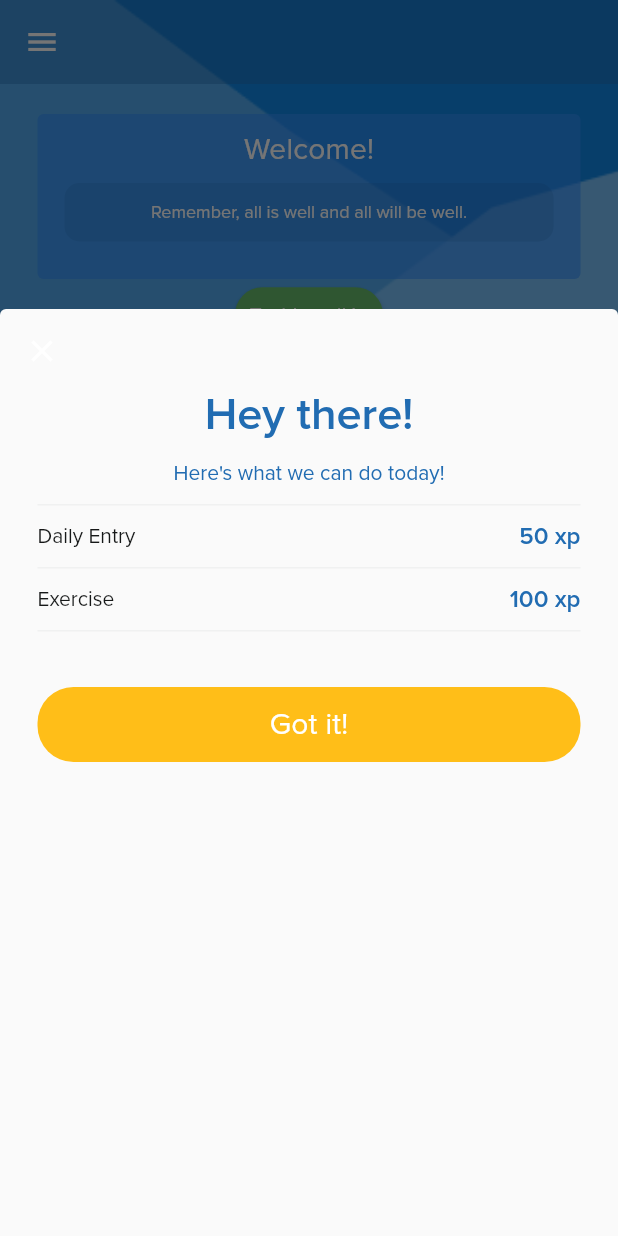
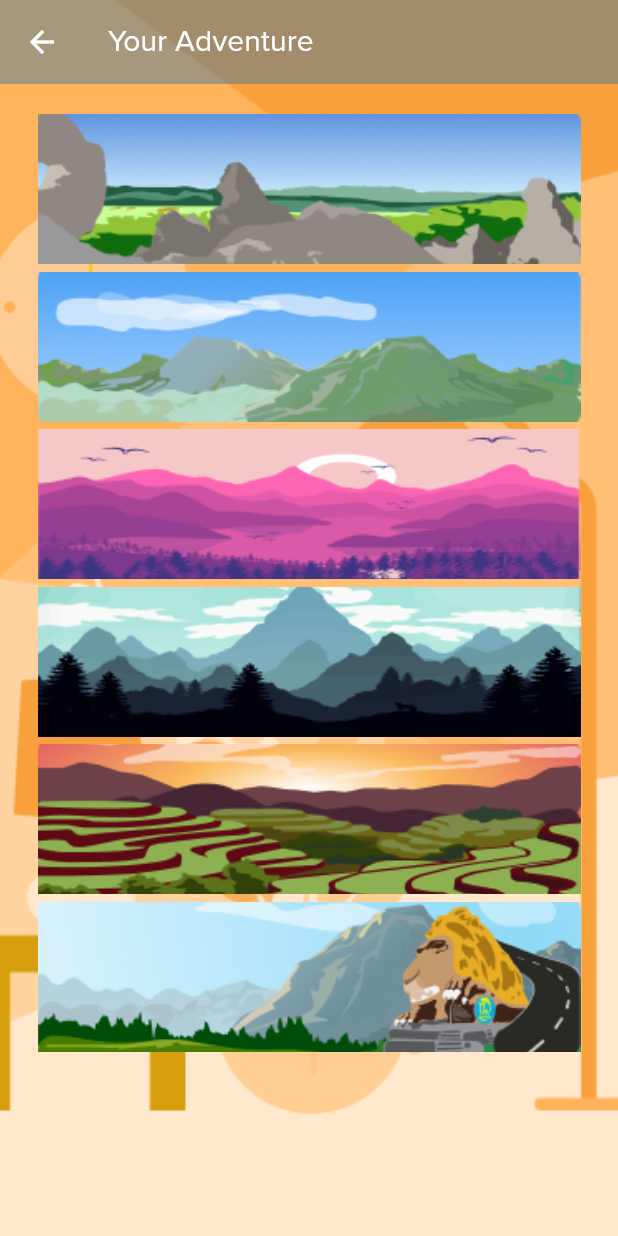
Before and after one commit to JobCuta/CIS-9340-Thesis, a Flutter app: the AdventureHomeScreen screen opened by its route, after a tap on "Start New Adventure", on a phone screen of 412 x 824 dp. Run offline on Flutter 3.47's test engine with Material 2 defaults, Android fonts, the phone set to English and light mode, and no system bars; our stand-ins replace animated_text_kit, audioplayers, chewie, circular_countdown_timer, email_validator, expandable and 15 more; missing offline and left inert: flutter_email_sender, video_thumbnail; accounts and stored records are empty.

Commit message:
Initial Adventure levels

```diff
--- a/lib/main.dart
+++ b/lib/main.dart
@@ -19,6 +19,7 @@ import 'package:flutter_application_1/screens/SideMenu/StatisticsScreen.dart';
 import 'package:flutter_application_1/screens/main/AdventureHomeScreen.dart';
 import 'package:flutter_application_1/screens/main/EmotionalEvaluationEndScreen.dart';
 import 'package:flutter_application_1/screens/main/EmotionalEvaluationStartScreen.dart';
+import 'package:flutter_application_1/screens/main/UserJourney.dart';
 import 'package:flutter_application_1/screens/main/WellnessExercisesScreen.dart';
 import 'package:flutter_application_1/screens/onboarding/login_registration/AnonymousScreen.dart';
 import 'package:flutter_local_notifications/flutter_local_notifications.dart';
@@ -178,6 +179,8 @@ class _MainState extends State<Main> {
 
           GetPage(
               name: '/adventureHome', page: () => const AdventureHomeScreen()),
+          GetPage(
+              name: '/userJourney', page: () => const UserJourneyScreen()),
 
           // wellness exercises
           GetPage(
--- a/lib/screens/main/AdventureHomeScreen.dart
+++ b/lib/screens/main/AdventureHomeScreen.dart
@@ -65,7 +65,7 @@ class _AdventureHomeScreenState extends State<AdventureHomeScreen>{
                       const SizedBox(height: 10.0),
                       InkWell(
                         onTap: () {
-                          Get.offAndToNamed('/NewAdventure');
+                          Get.offAndToNamed('/userJourney');
                         },
                         child: Row(
                           mainAxisAlignment: MainAxisAlignment.spaceBetween,
@@ -95,7 +95,7 @@ class _AdventureHomeScreenState extends State<AdventureHomeScreen>{
                       ),
                       InkWell(
                         onTap: () {
-                          Get.offAndToNamed('/ContinueAdventure');
+                          Get.offAndToNamed('/userJourney');
                         },
                         child: Row(
                           mainAxisAlignment: MainAxisAlignment.spaceBetween,
--- /dev/null
+++ b/lib/screens/main/UserJourney.dart
@@ -0,0 +1,81 @@
+import 'package:flutter/material.dart';
+import 'package:flutter_application_1/constants/colors.dart';
+import 'package:get/get.dart';
+
+class UserJourneyScreen extends StatefulWidget {
+  const UserJourneyScreen({key}) : super(key: key);
+
+  @override
+  State<UserJourneyScreen> createState() => _UserJourneyScreenState();
+}
+
+class _UserJourneyScreenState extends State<UserJourneyScreen>{
+  @override
+  Widget build(BuildContext context) {
+    return Scaffold(
+      extendBodyBehindAppBar: true,
+      appBar: AppBar(
+        title: Text(
+          'Your Adventure',
+          style: Theme.of(context).textTheme.subtitle2?.copyWith(
+              color: Theme.of(context).colorScheme.neutralWhite01,
+              fontWeight: FontWeight.w400),
+        ),
+        leading: BackButton(onPressed: () => {Get.offAndToNamed('/adventureHome')}),
+        primary: true,
+        elevation: 0,
+        backgroundColor: const Color(0xff216CB2).withOpacity(0.40),
+      ),
+      body: Stack(
+        children: [
+          Container(
+              decoration: const BoxDecoration(
+                  image: DecorationImage(
+                      image: AssetImage(
+                        'assets/background_images/adventure_background.png',),
+                      fit: BoxFit.cover))),
+          SafeArea(
+              child: Padding(
+                padding: const EdgeInsets.symmetric(vertical: 20, horizontal: 25),
+                child: ListView(
+                  children: [
+                    Image.asset('assets/images/Apayao.png',
+                    width: 328,
+                    height: 100,
+                    fit: BoxFit.cover,),
+                    const SizedBox(height: 5.0),
+                    Image.asset('assets/images/Kalinga.png',
+                      width: 328,
+                      height: 100,
+                      fit: BoxFit.cover,),
+                    const SizedBox(height: 5.0),
+                    Image.asset('assets/images/Abra.png',
+                      width: 328,
+                      height: 100,
+                      fit: BoxFit.cover,),
+                    const SizedBox(height: 5.0),
+                    Image.asset('assets/images/Mt Province.png',
+                      width: 328,
+                      height: 100,
+                      fit: BoxFit.cover,),
+                    const SizedBox(height: 5.0),
+                    Image.asset('assets/images/Ifugao.png',
+                      width: 328,
+                      height: 100,
+                      fit: BoxFit.cover,),
+                    const SizedBox(height: 5.0),
+                    Image.asset('assets/images/Benguet.png',
+                      width: 328,
+                      height: 100,
+                      fit: BoxFit.cover,),
+                    const SizedBox(height: 5.0),
+                  ],
+                )
+                ),
+              )
+        ],
+      )
+    );
+  }
+
+}
```
Also changed, not shown: assets/images/Abra.png (added), assets/images/Apayao.png (added), assets/images/Benguet.png (added), assets/images/Ifugao.png (added), assets/images/Kalinga.png (added), assets/images/Mt Province.png (added), 2 other files.
